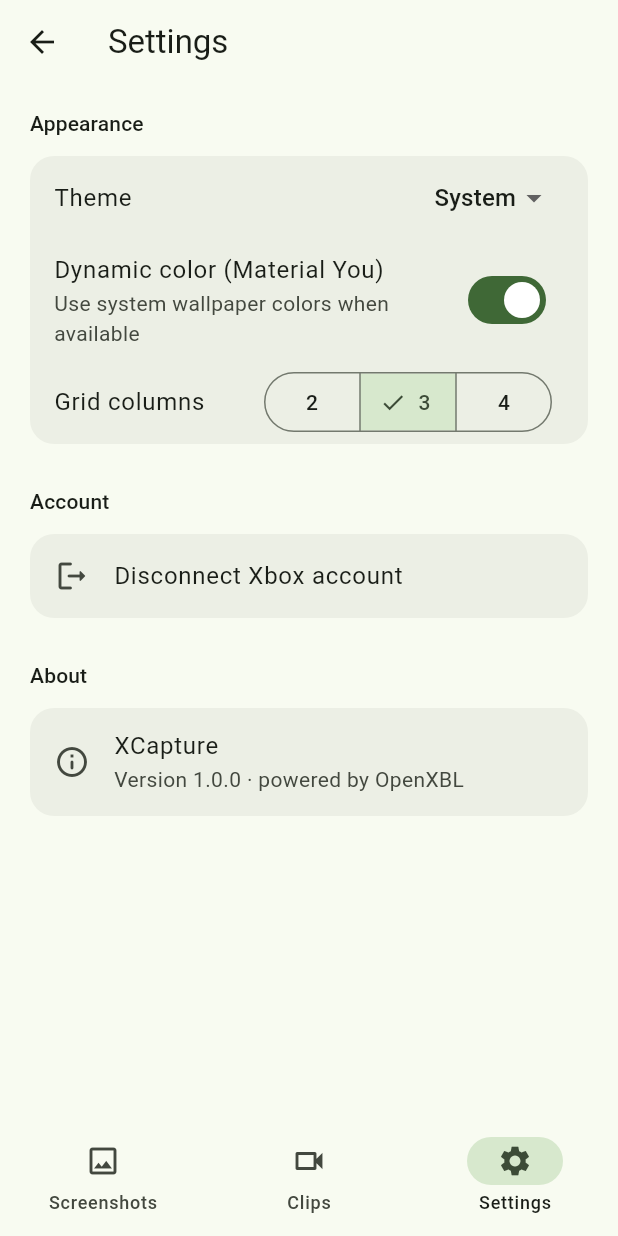
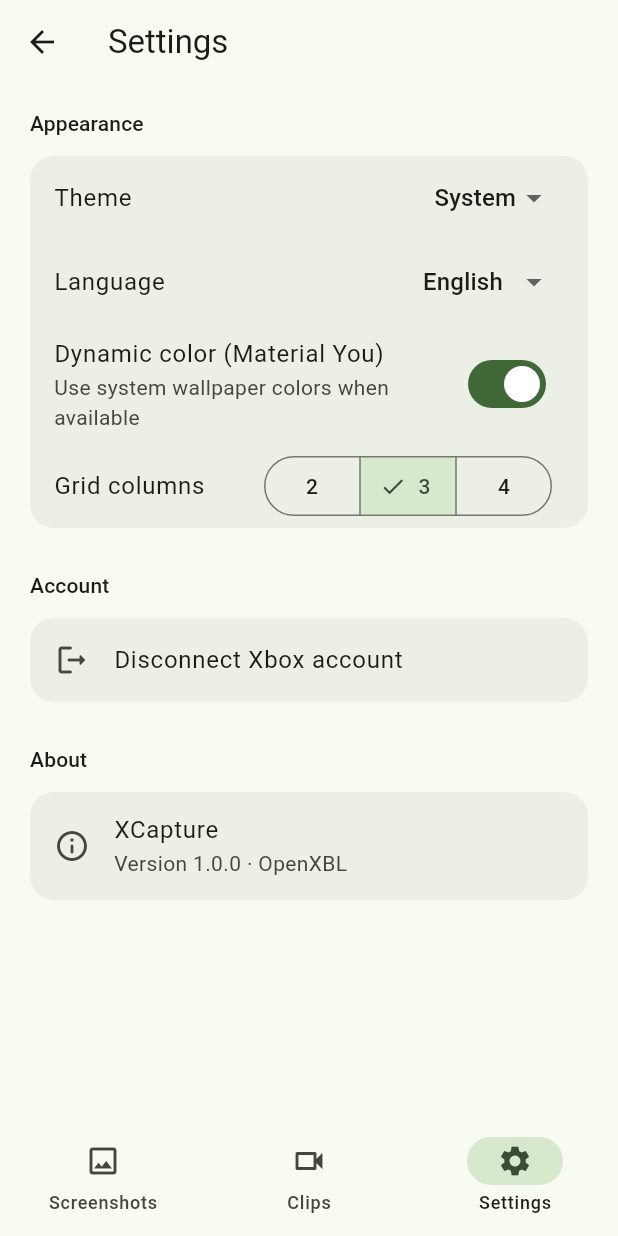
Before and after one commit to SanoBld/XCapture, a Flutter app: the HomeShell screen opened directly, item 3 of the bottom bar chosen, after a tap on "Disconnect Xbox account", on a phone screen of 412 x 824 dp. Run offline on Flutter 3.47's test engine with Material 3 defaults, Android fonts, the phone set to English and light mode, and no system bars; drawn by our look-alikes of dynamic_color; our stand-ins replace cached_network_image, flutter_secure_storage, package_info_plus, share_plus, shared_preferences, video_player; missing offline and left inert: gal, window_manager; accounts and stored records are empty; network calls fail.

Commit message:
feat: Add localization support and accent color customization
- Implemented L10nProvider for JSON-based localization.
- Added English and French translations for various UI strings.
- Updated SettingsPage to allow users to select accent colors.
- Enhanced CaptureGalleryPage to filter captures by game title.
- Integrated FullVideoPlayer for improved video playback experience.
- Ensured AndroidManifest.xml includes INTERNET permission.
- Updated build and release workflows to check for required permissions.
- Refactored theme handling to support accent colors in AppTheme.
- Improved error handling and user feedback in login and capture viewer screens.

```diff
--- a/lib/app.dart
+++ b/lib/app.dart
@@ -20,8 +20,10 @@ class XCaptureApp extends StatelessWidget {
           title: AppConstants.appName,
           debugShowCheckedModeBanner: false,
           themeMode: settings.themeMode,
-          theme: AppTheme.light(settings.useDynamicColor ? lightDynamic : null),
-          darkTheme: AppTheme.dark(settings.useDynamicColor ? darkDynamic : null),
+          theme: AppTheme.light(
+              settings.useDynamicColor ? lightDynamic : null, settings.accentColor),
+          darkTheme: AppTheme.dark(
+              settings.useDynamicColor ? darkDynamic : null, settings.accentColor),
           home: context.watch<AuthProvider>().isLoggedIn ? const HomeShell() : const LoginPage(),
         );
       },
--- /dev/null
+++ b/lib/core/localization/l10n_provider.dart
@@ -0,0 +1,18 @@
+import 'dart:convert';
+import 'package:flutter/foundation.dart';
+import 'package:flutter/services.dart';
+
+// Minimal JSON-based translation provider (avoids full flutter_localizations setup)
+class L10nProvider extends ChangeNotifier {
+  Map<String, String> _strings = {};
+  String languageCode = 'en';
+
+  Future<void> load(String code) async {
+    languageCode = code;
+    final data = await rootBundle.loadString('assets/l10n/$code.json');
+    _strings = Map<String, String>.from(jsonDecode(data));
+    notifyListeners();
+  }
+
+  String t(String key) => _strings[key] ?? key;
+}
--- a/lib/core/theme/app_theme.dart
+++ b/lib/core/theme/app_theme.dart
@@ -2,18 +2,14 @@ import 'package:flutter/material.dart';
 
 // Material You theme builder, with optional dynamic color scheme
 class AppTheme {
-  static ThemeData light(ColorScheme? dynamicScheme) {
-    final scheme = dynamicScheme ??
-        ColorScheme.fromSeed(seedColor: const Color(0xFF107C10)); // Xbox green
+  static ThemeData light(ColorScheme? dynamicScheme, Color seed) {
+    final scheme = dynamicScheme ?? ColorScheme.fromSeed(seedColor: seed);
     return _build(scheme);
   }
 
-  static ThemeData dark(ColorScheme? dynamicScheme) {
+  static ThemeData dark(ColorScheme? dynamicScheme, Color seed) {
     final scheme = dynamicScheme ??
-        ColorScheme.fromSeed(
-          seedColor: const Color(0xFF107C10),
-          brightness: Brightness.dark,
-        );
+        ColorScheme.fromSeed(seedColor: seed, brightness: Brightness.dark);
     return _build(scheme);
   }
 
--- a/lib/main.dart
+++ b/lib/main.dart
@@ -7,6 +7,7 @@ import 'app.dart';
 import 'providers/auth_provider.dart';
 import 'providers/settings_provider.dart';
 import 'providers/captures_provider.dart';
+import 'core/localization/l10n_provider.dart';
 
 Future<void> main() async {
   WidgetsFlutterBinding.ensureInitialized();
@@ -30,12 +31,15 @@ Future<void> main() async {
   await auth.loadFromStorage();
   final settings = SettingsProvider();
   await settings.load();
+  final l10n = L10nProvider();
+  await l10n.load(settings.languageCode);
 
   runApp(
     MultiProvider(
       providers: [
         ChangeNotifierProvider.value(value: auth),
         ChangeNotifierProvider.value(value: settings),
+        ChangeNotifierProvider.value(value: l10n),
         ChangeNotifierProvider(create: (_) => CapturesProvider()),
       ],
       child: const XCaptureApp(),
--- a/lib/screens/capture_gallery_page.dart
+++ b/lib/screens/capture_gallery_page.dart
@@ -4,6 +4,7 @@ import '../models/capture.dart';
 import '../providers/auth_provider.dart';
 import '../providers/captures_provider.dart';
 import '../providers/settings_provider.dart';
+import '../core/localization/l10n_provider.dart';
 import '../widgets/capture_grid_tile.dart';
 import 'capture_viewer_page.dart';
 
@@ -18,6 +19,7 @@ class CaptureGalleryPage extends StatefulWidget {
 
 class _CaptureGalleryPageState extends State<CaptureGalleryPage> {
   bool _isScreenshot = false;
+  String? _selectedGame;
 
   @override
   void initState() {
@@ -41,14 +43,65 @@ class _CaptureGalleryPageState extends State<CaptureGalleryPage> {
   Widget build(BuildContext context) {
     final captures = context.watch<CapturesProvider>();
     final settings = context.watch<SettingsProvider>();
+    final l10n = context.watch<L10nProvider>();
     final list = _isScreenshot ? captures.screenshots : captures.clips;
     final loading = _isScreenshot ? captures.loadingScreenshots : captures.loadingClips;
+    final games = list.map((c) => c.gameTitle).toSet().toList()..sort();
+    final filtered =
+        _selectedGame == null ? list : list.where((c) => c.gameTitle == _selectedGame).toList();
+
+    if (loading && list.isEmpty) {
+      return const Center(child: CircularProgressIndicator());
+    }
+
+    if (captures.error != null && list.isEmpty) {
+      return Center(
+        child: Column(
+          mainAxisSize: MainAxisSize.min,
+          children: [
+            Icon(Icons.wifi_off_rounded, size: 48, color: Theme.of(context).colorScheme.outline),
+            const SizedBox(height: 12),
+            Text(l10n.t('load_error')),
+            const SizedBox(height: 12),
+            FilledButton(onPressed: () => _load(refresh: true), child: Text(l10n.t('retry'))),
+          ],
+        ),
+      );
+    }
 
     return RefreshIndicator(
       onRefresh: () => _load(refresh: true),
-      child: loading && list.isEmpty
-          ? const Center(child: CircularProgressIndicator())
-          : list.isEmpty
+      child: Column(
+        children: [
+          if (games.length > 1)
+            SizedBox(
+              height: 44,
+              child: ListView(
+                scrollDirection: Axis.horizontal,
+                padding: const EdgeInsets.symmetric(horizontal: 12, vertical: 6),
+                children: [
+                  Padding(
+                    padding: const EdgeInsets.only(right: 6),
+                    child: ChoiceChip(
+                      label: Text(l10n.t('all_games')),
+                      selected: _selectedGame == null,
+                      onSelected: (_) => setState(() => _selectedGame = null),
+                    ),
+                  ),
+                  for (final game in games)
+                    Padding(
+                      padding: const EdgeInsets.only(right: 6),
+                      child: ChoiceChip(
+                        label: Text(game),
+                        selected: _selectedGame == game,
+                        onSelected: (_) => setState(() => _selectedGame = game),
+                      ),
+                    ),
+                ],
+              ),
+            ),
+          Expanded(
+            child: filtered.isEmpty
                 ? ListView(
                     children: [
                       const SizedBox(height: 120),
@@ -58,7 +111,7 @@ class _CaptureGalleryPageState extends State<CaptureGalleryPage> {
                         color: Theme.of(context).colorScheme.outline,
                       ),
                       const SizedBox(height: 12),
-                    Center(child: Text('No ${_isScreenshot ? "screenshots" : "clips"} found')),
+                      Center(child: Text(l10n.t(_isScreenshot ? 'no_screenshots' : 'no_clips'))),
                     ],
                   )
                 : GridView.builder(
@@ -69,9 +122,9 @@ class _CaptureGalleryPageState extends State<CaptureGalleryPage> {
                       mainAxisSpacing: 8,
                       childAspectRatio: 16 / 9,
                     ),
-                  itemCount: list.length,
+                    itemCount: filtered.length,
                     itemBuilder: (context, i) {
-                    final capture = list[i];
+                      final capture = filtered[i];
                       return CaptureGridTile(
                         capture: capture,
                         onTap: () => Navigator.push(
@@ -81,6 +134,9 @@ class _CaptureGalleryPageState extends State<CaptureGalleryPage> {
                       );
                     },
                   ),
+          ),
+        ],
+      ),
     );
   }
 }
--- a/lib/screens/home_shell.dart
+++ b/lib/screens/home_shell.dart
@@ -1,5 +1,7 @@
 import 'package:flutter/material.dart';
+import 'package:provider/provider.dart';
 import '../models/capture.dart';
+import '../core/localization/l10n_provider.dart';
 import 'capture_gallery_page.dart';
 import 'settings_page.dart';
 
@@ -20,20 +22,29 @@ class _HomeShellState extends State<HomeShell> {
     SettingsPage(),
   ];
 
-  static const _titles = ['Screenshots', 'Clips', 'Settings'];
-
   @override
   Widget build(BuildContext context) {
+    final l10n = context.watch<L10nProvider>();
+    final titles = [l10n.t('screenshots'), l10n.t('clips'), l10n.t('settings')];
     return Scaffold(
-      appBar: AppBar(title: Text(_titles[_index])),
+      appBar: AppBar(title: Text(titles[_index])),
       body: IndexedStack(index: _index, children: _pages),
       bottomNavigationBar: NavigationBar(
         selectedIndex: _index,
         onDestinationSelected: (i) => setState(() => _index = i),
-        destinations: const [
-          NavigationDestination(icon: Icon(Icons.image_outlined), selectedIcon: Icon(Icons.image), label: 'Screenshots'),
-          NavigationDestination(icon: Icon(Icons.videocam_outlined), selectedIcon: Icon(Icons.videocam), label: 'Clips'),
-          NavigationDestination(icon: Icon(Icons.settings_outlined), selectedIcon: Icon(Icons.settings), label: 'Settings'),
+        destinations: [
+          NavigationDestination(
+              icon: const Icon(Icons.image_outlined),
+              selectedIcon: const Icon(Icons.image),
+              label: titles[0]),
+          NavigationDestination(
+              icon: const Icon(Icons.videocam_outlined),
+              selectedIcon: const Icon(Icons.videocam),
+              label: titles[1]),
+          NavigationDestination(
+              icon: const Icon(Icons.settings_outlined),
+              selectedIcon: const Icon(Icons.settings),
+              label: titles[2]),
         ],
       ),
     );
--- a/lib/screens/settings_page.dart
+++ b/lib/screens/settings_page.dart
@@ -3,42 +3,92 @@ import 'package:provider/provider.dart';
 import 'package:package_info_plus/package_info_plus.dart';
 import '../providers/auth_provider.dart';
 import '../providers/settings_provider.dart';
+import '../core/localization/l10n_provider.dart';
 
-// App settings: theme, grid density, account, about
+// App settings: theme, language, accent, grid density, account, about
 class SettingsPage extends StatelessWidget {
   const SettingsPage({super.key});
+
+  static const _accentOptions = [
+    Color(0xFF107C10), // Xbox green
+    Color(0xFF6750A4), // Purple
+    Color(0xFF1E88E5), // Blue
+    Color(0xFFE53935), // Red
+    Color(0xFFFB8C00), // Orange
+    Color(0xFF00897B), // Teal
+  ];
 
   @override
   Widget build(BuildContext context) {
     final settings = context.watch<SettingsProvider>();
+    final l10n = context.watch<L10nProvider>();
     return ListView(
       padding: const EdgeInsets.all(16),
       children: [
-        const _SectionTitle('Appearance'),
+        _SectionTitle(l10n.t('appearance')),
         Card(
           child: Column(
             children: [
               ListTile(
-                title: const Text('Theme'),
+                title: Text(l10n.t('theme')),
                 trailing: DropdownButton<ThemeMode>(
                   value: settings.themeMode,
                   underline: const SizedBox(),
-                  items: const [
-                    DropdownMenuItem(value: ThemeMode.system, child: Text('System')),
-                    DropdownMenuItem(value: ThemeMode.light, child: Text('Light')),
-                    DropdownMenuItem(value: ThemeMode.dark, child: Text('Dark')),
+                  items: [
+                    DropdownMenuItem(value: ThemeMode.system, child: Text(l10n.t('system'))),
+                    DropdownMenuItem(value: ThemeMode.light, child: Text(l10n.t('light'))),
+                    DropdownMenuItem(value: ThemeMode.dark, child: Text(l10n.t('dark'))),
                   ],
                   onChanged: (v) => v != null ? settings.setThemeMode(v) : null,
                 ),
               ),
+              ListTile(
+                title: Text(l10n.t('language')),
+                trailing: DropdownButton<String>(
+                  value: settings.languageCode,
+                  underline: const SizedBox(),
+                  items: const [
+                    DropdownMenuItem(value: 'en', child: Text('English')),
+                    DropdownMenuItem(value: 'fr', child: Text('Français')),
+                  ],
+                  onChanged: (v) async {
+                    if (v == null) return;
+                    await settings.setLanguageCode(v);
+                    if (context.mounted) await context.read<L10nProvider>().load(v);
+                  },
+                ),
+              ),
               SwitchListTile(
-                title: const Text('Dynamic color (Material You)'),
-                subtitle: const Text('Use system wallpaper colors when available'),
+                title: Text(l10n.t('dynamic_color')),
+                subtitle: Text(l10n.t('dynamic_color_sub')),
                 value: settings.useDynamicColor,
                 onChanged: settings.setDynamicColor,
               ),
+              if (!settings.useDynamicColor)
+                Padding(
+                  padding: const EdgeInsets.symmetric(horizontal: 16, vertical: 8),
+                  child: Row(
+                    children: [
+                      Expanded(child: Text(l10n.t('accent_color'))),
+                      for (final color in _accentOptions)
+                        Padding(
+                          padding: const EdgeInsets.only(left: 6),
+                          child: GestureDetector(
+                            onTap: () => settings.setAccentColor(color),
+                            child: CircleAvatar(
+                              radius: 14,
+                              backgroundColor: color,
+                              child: settings.accentColor.toARGB32() == color.toARGB32()
+                                  ? const Icon(Icons.check, size: 14, color: Colors.white)
+                                  : null,
+                            ),
+                          ),
+                        ),
+                    ],
+                  ),
+                ),
               ListTile(
-                title: const Text('Grid columns'),
+                title: Text(l10n.t('grid_columns')),
                 trailing: SegmentedButton<int>(
                   segments: const [
                     ButtonSegment(value: 2, label: Text('2')),
@@ -53,16 +103,16 @@ class SettingsPage extends StatelessWidget {
           ),
         ),
         const SizedBox(height: 24),
-        const _SectionTitle('Account'),
+        _SectionTitle(l10n.t('account')),
         Card(
           child: ListTile(
             leading: const Icon(Icons.logout_rounded),
-            title: const Text('Disconnect Xbox account'),
+            title: Text(l10n.t('disconnect')),
             onTap: () => context.read<AuthProvider>().logout(),
           ),
         ),
         const SizedBox(height: 24),
-        const _SectionTitle('About'),
+        _SectionTitle(l10n.t('about')),
         Card(
           child: FutureBuilder<PackageInfo>(
             future: PackageInfo.fromPlatform(),
@@ -71,7 +121,7 @@ class SettingsPage extends StatelessWidget {
               return ListTile(
                 leading: const Icon(Icons.info_outline_rounded),
                 title: const Text('XCapture'),
-                subtitle: Text('Version $version · powered by OpenXBL'),
+                subtitle: Text('${l10n.t('version')} $version · OpenXBL'),
               );
             },
           ),
--- a/pubspec.yaml
+++ b/pubspec.yaml
@@ -19,6 +19,7 @@ dependencies:
   url_launcher: ^6.2.6
   share_plus: ^9.0.0
   video_player: ^2.9.1
+  gal: ^2.3.0
   package_info_plus: ^8.0.0
   dynamic_color: ^1.7.0
   window_manager: ^0.4.2
@@ -31,3 +32,5 @@ dev_dependencies:
 
 flutter:
   uses-material-design: true
+  assets:
+    - assets/l10n/
```
Also changed, not shown: assets/l10n/en.json (added, +35 -0 lines), assets/l10n/fr.json (added, +35 -0 lines), lib/models/capture.dart (+24 -4 lines), lib/providers/settings_provider.dart (+23 -1 lines), lib/screens/capture_viewer_page.dart (+10 -24 lines), lib/screens/login_page.dart (+19 -12 lines), lib/services/download_service.dart (+23 -6 lines), lib/services/openxbl_service.dart (+17 -15 lines), lib/widgets/full_video_player.dart (added, +165 -0 lines), pubspec.lock, 5 other files. Lines whose indentation alone changed are shown as unchanged.
